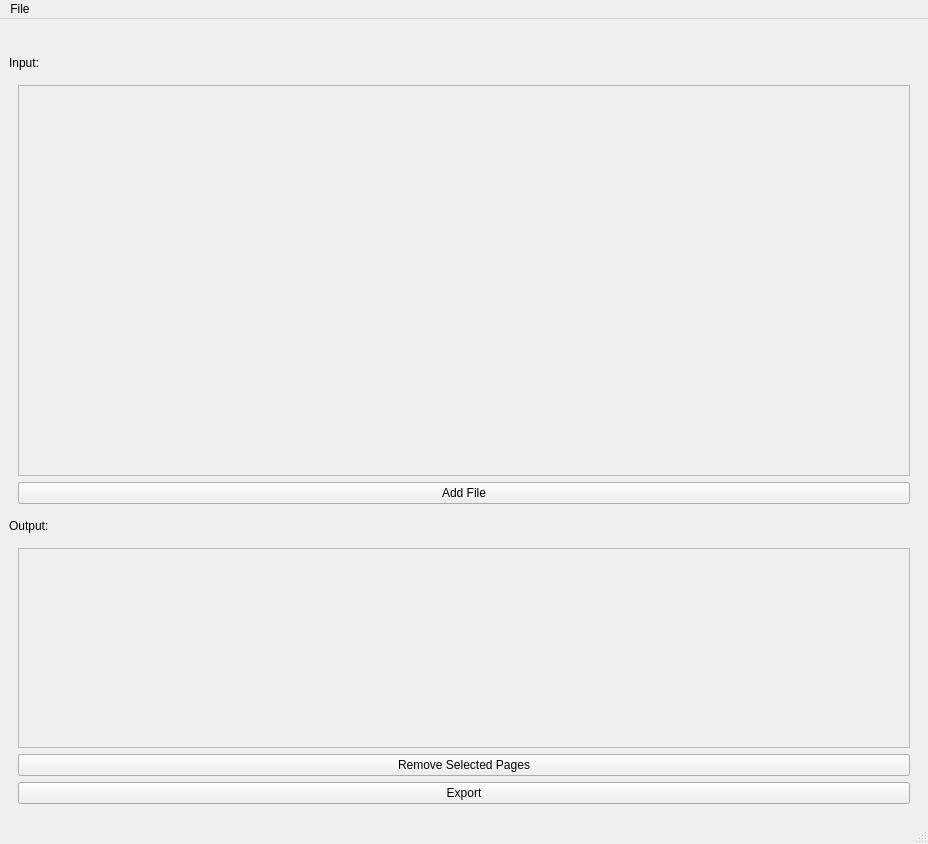
Old version of the form ui_files/MainWindow.ui in the repository StevenSong-sTs/PDF-Tailor.
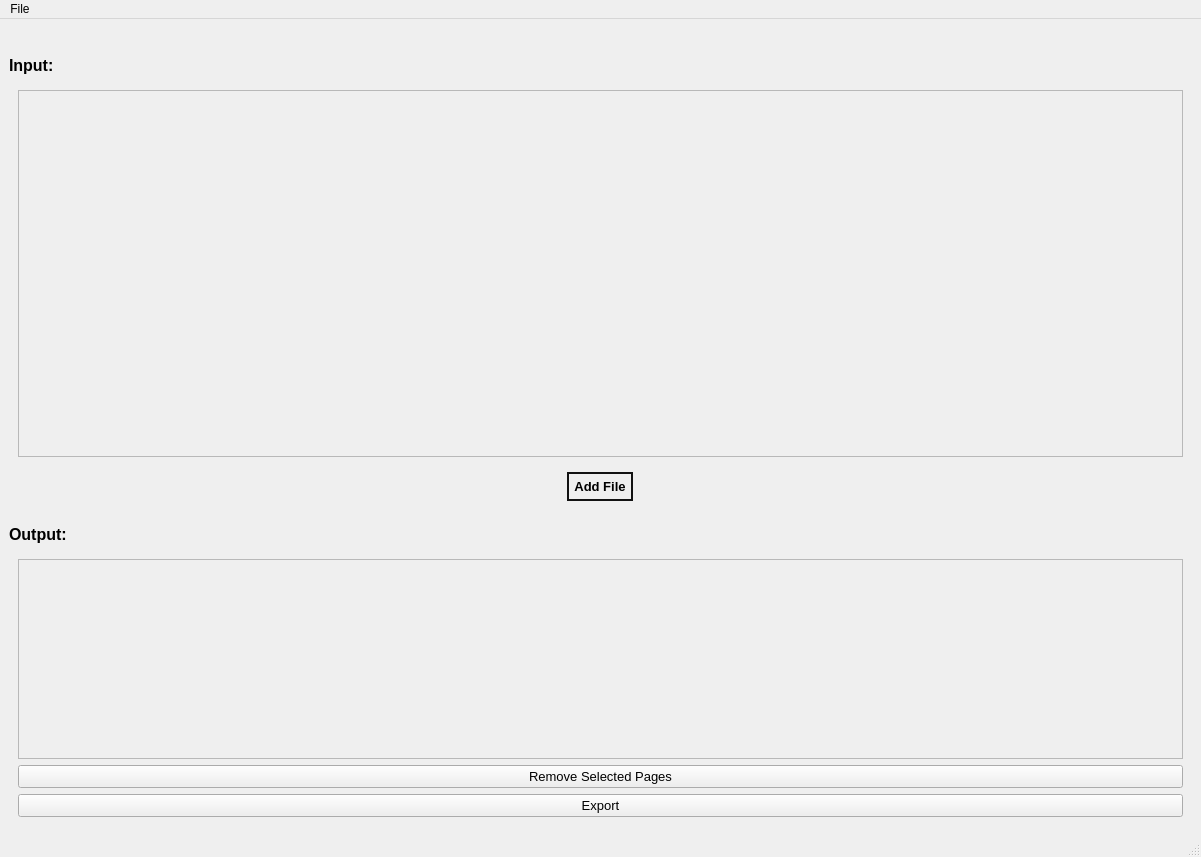
New version of the form.

Commit message: Fix button position; change styles

```diff
--- a/ui_files/MainWindow.ui
+++ b/ui_files/MainWindow.ui
@@ -6,8 +6,8 @@
    <rect>
     <x>0</x>
     <y>0</y>
-    <width>928</width>
-    <height>844</height>
+    <width>1201</width>
+    <height>857</height>
    </rect>
   </property>
   <property name="windowTitle">
@@ -32,6 +32,12 @@
     </item>
     <item>
      <widget class="QLabel" name="inputLabel">
+      <property name="font">
+       <font>
+        <pointsize>12</pointsize>
+        <bold>true</bold>
+       </font>
+      </property>
       <property name="text">
        <string>Input:</string>
       </property>
@@ -50,18 +56,52 @@
            <rect>
             <x>0</x>
             <y>0</y>
-            <width>890</width>
-            <height>362</height>
+            <width>1163</width>
+            <height>333</height>
            </rect>
           </property>
          </widget>
         </widget>
        </item>
        <item>
-        <widget class="QPushButton" name="addFileButton">
-         <property name="text">
-          <string>Add File</string>
-         </property>
+        <widget class="QWidget" name="addFileButtonContainer" native="true">
+         <layout class="QHBoxLayout" name="horizontalLayout">
+          <item>
+           <widget class="QPushButton" name="addFileButton">
+            <property name="sizePolicy">
+             <sizepolicy hsizetype="Fixed" vsizetype="Fixed">
+              <horstretch>0</horstretch>
+              <verstretch>0</verstretch>
+             </sizepolicy>
+            </property>
+            <property name="baseSize">
+             <size>
+              <width>0</width>
+              <height>0</height>
+             </size>
+            </property>
+            <property name="font">
+             <font>
+              <pointsize>10</pointsize>
+              <bold>true</bold>
+             </font>
+            </property>
+            <property name="autoFillBackground">
+             <bool>false</bool>
+            </property>
+            <property name="styleSheet">
+             <string notr="true">QPushButton {
+    border: 2px solid rgb(18, 18, 18);
+    border-radius: 15px;
+    padding: 5px;
+}</string>
+            </property>
+            <property name="text">
+             <string>Add File</string>
+            </property>
+           </widget>
+          </item>
+         </layout>
         </widget>
        </item>
       </layout>
@@ -69,6 +109,12 @@
     </item>
     <item>
      <widget class="QLabel" name="outputLabel">
+      <property name="font">
+       <font>
+        <pointsize>12</pointsize>
+        <bold>true</bold>
+       </font>
+      </property>
       <property name="text">
        <string>Output:</string>
       </property>
@@ -111,7 +157,7 @@
            <rect>
             <x>0</x>
             <y>0</y>
-            <width>890</width>
+            <width>1163</width>
             <height>198</height>
            </rect>
           </property>
@@ -120,6 +166,11 @@
        </item>
        <item>
         <widget class="QPushButton" name="removeSelectedPagesButton">
+         <property name="font">
+          <font>
+           <pointsize>10</pointsize>
+          </font>
+         </property>
          <property name="text">
           <string>Remove Selected Pages</string>
          </property>
@@ -127,6 +178,11 @@
        </item>
        <item>
         <widget class="QPushButton" name="exportButton">
+         <property name="font">
+          <font>
+           <pointsize>10</pointsize>
+          </font>
+         </property>
          <property name="text">
           <string>Export</string>
          </property>
@@ -142,7 +198,7 @@
     <rect>
      <x>0</x>
      <y>0</y>
-     <width>928</width>
+     <width>1201</width>
      <height>33</height>
     </rect>
    </property>
```
Left out of the diff: 2 changed lines with no effect on the pictures. The commit also changes 1 other file.
